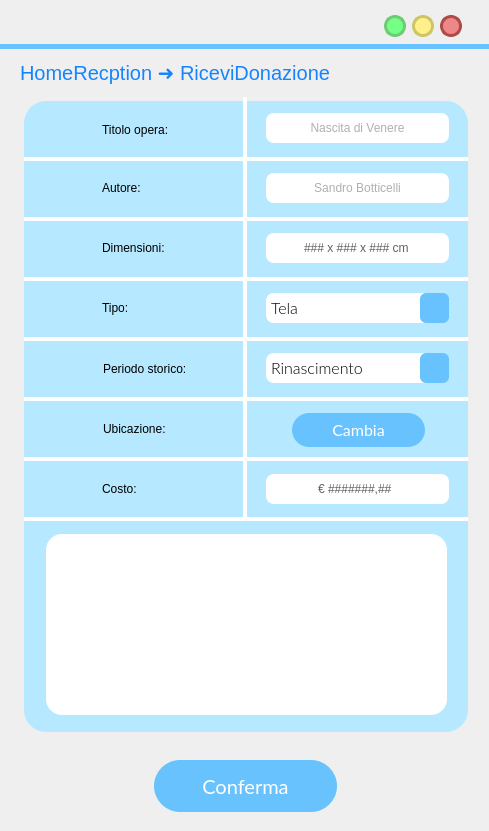
Qt form frontend/ui/RiceviDonazione.ui (MrPio/MuseoOmero) before a commit.
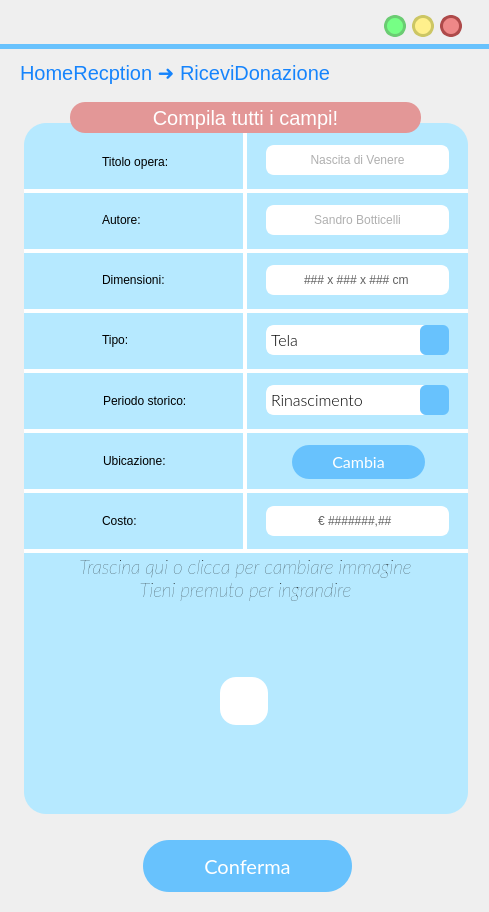
The same form after that commit. Icons and pictures are not drawn.

What changed in the file:
```diff
--- a/frontend/ui/RiceviDonazione.ui
+++ b/frontend/ui/RiceviDonazione.ui
@@ -7,7 +7,7 @@
     <x>0</x>
     <y>0</y>
     <width>489</width>
-    <height>831</height>
+    <height>912</height>
    </rect>
   </property>
   <property name="windowTitle">
@@ -247,7 +247,7 @@
     <property name="geometry">
      <rect>
       <x>24</x>
-      <y>217</y>
+      <y>249</y>
       <width>444</width>
       <height>4</height>
      </rect>
@@ -285,7 +285,7 @@
     <property name="geometry">
      <rect>
       <x>43</x>
-      <y>233</y>
+      <y>265</y>
       <width>34</width>
       <height>34</height>
      </rect>
@@ -326,7 +326,7 @@
     <property name="geometry">
      <rect>
       <x>102</x>
-      <y>237</y>
+      <y>269</y>
       <width>91</width>
       <height>22</height>
      </rect>
@@ -359,9 +359,9 @@
     <property name="geometry">
      <rect>
       <x>243</x>
-      <y>97</y>
+      <y>122</y>
       <width>4</width>
-      <height>420</height>
+      <height>430</height>
      </rect>
     </property>
     <property name="sizePolicy">
@@ -397,7 +397,7 @@
     <property name="geometry">
      <rect>
       <x>102</x>
-      <y>297</y>
+      <y>329</y>
       <width>51</width>
       <height>22</height>
      </rect>
@@ -430,7 +430,7 @@
     <property name="geometry">
      <rect>
       <x>24</x>
-      <y>277</y>
+      <y>309</y>
       <width>444</width>
       <height>4</height>
      </rect>
@@ -468,7 +468,7 @@
     <property name="geometry">
      <rect>
       <x>43</x>
-      <y>173</y>
+      <y>205</y>
       <width>34</width>
       <height>34</height>
      </rect>
@@ -509,9 +509,9 @@
     <property name="geometry">
      <rect>
       <x>24</x>
-      <y>101</y>
+      <y>123</y>
       <width>444</width>
-      <height>631</height>
+      <height>691</height>
      </rect>
     </property>
     <property name="styleSheet">
@@ -532,7 +532,7 @@
     <property name="geometry">
      <rect>
       <x>43</x>
-      <y>293</y>
+      <y>325</y>
       <width>34</width>
       <height>34</height>
      </rect>
@@ -573,7 +573,7 @@
     <property name="geometry">
      <rect>
       <x>102</x>
-      <y>119</y>
+      <y>151</y>
       <width>101</width>
       <height>22</height>
      </rect>
@@ -606,7 +606,7 @@
     <property name="geometry">
      <rect>
       <x>43</x>
-      <y>113</y>
+      <y>145</y>
       <width>34</width>
       <height>34</height>
      </rect>
@@ -647,7 +647,7 @@
     <property name="geometry">
      <rect>
       <x>102</x>
-      <y>177</y>
+      <y>209</y>
       <width>81</width>
       <height>22</height>
      </rect>
@@ -680,7 +680,7 @@
     <property name="geometry">
      <rect>
       <x>24</x>
-      <y>157</y>
+      <y>189</y>
       <width>444</width>
       <height>4</height>
      </rect>
@@ -718,7 +718,7 @@
     <property name="geometry">
      <rect>
       <x>266</x>
-      <y>293</y>
+      <y>325</y>
       <width>183</width>
       <height>30</height>
      </rect>
@@ -813,7 +813,7 @@
     <property name="geometry">
      <rect>
       <x>24</x>
-      <y>337</y>
+      <y>369</y>
       <width>444</width>
       <height>4</height>
      </rect>
@@ -851,7 +851,7 @@
     <property name="geometry">
      <rect>
       <x>24</x>
-      <y>397</y>
+      <y>429</y>
       <width>444</width>
       <height>4</height>
      </rect>
@@ -889,7 +889,7 @@
     <property name="geometry">
      <rect>
       <x>24</x>
-      <y>457</y>
+      <y>489</y>
       <width>444</width>
       <height>4</height>
      </rect>
@@ -927,7 +927,7 @@
     <property name="geometry">
      <rect>
       <x>103</x>
-      <y>358</y>
+      <y>390</y>
       <width>131</width>
       <height>22</height>
      </rect>
@@ -960,7 +960,7 @@
     <property name="geometry">
      <rect>
       <x>103</x>
-      <y>418</y>
+      <y>450</y>
       <width>111</width>
       <height>22</height>
      </rect>
@@ -993,7 +993,7 @@
     <property name="geometry">
      <rect>
       <x>43</x>
-      <y>353</y>
+      <y>385</y>
       <width>34</width>
       <height>34</height>
      </rect>
@@ -1034,7 +1034,7 @@
     <property name="geometry">
      <rect>
       <x>43</x>
-      <y>413</y>
+      <y>445</y>
       <width>34</width>
       <height>34</height>
      </rect>
@@ -1075,7 +1075,7 @@
     <property name="geometry">
      <rect>
       <x>266</x>
-      <y>113</y>
+      <y>145</y>
       <width>183</width>
       <height>30</height>
      </rect>
@@ -1106,7 +1106,7 @@
     <property name="geometry">
      <rect>
       <x>266</x>
-      <y>173</y>
+      <y>205</y>
       <width>183</width>
       <height>30</height>
      </rect>
@@ -1137,7 +1137,7 @@
     <property name="geometry">
      <rect>
       <x>266</x>
-      <y>233</y>
+      <y>265</y>
       <width>183</width>
       <height>30</height>
      </rect>
@@ -1171,7 +1171,7 @@
     <property name="geometry">
      <rect>
       <x>266</x>
-      <y>353</y>
+      <y>385</y>
       <width>183</width>
       <height>30</height>
      </rect>
@@ -1291,7 +1291,7 @@
     <property name="geometry">
      <rect>
       <x>292</x>
-      <y>413</y>
+      <y>445</y>
       <width>133</width>
       <height>34</height>
      </rect>
@@ -1333,87 +1333,18 @@
 	border-width:2;
 	background-color : white;
 	color:rgb(104, 194, 253);
-}
-</string>
+}</string>
     </property>
     <property name="text">
      <string>Cambia</string>
     </property>
    </widget>
-   <widget class="QLabel" name="dropZoneLabel">
-    <property name="geometry">
-     <rect>
-      <x>46</x>
-      <y>534</y>
-      <width>401</width>
-      <height>181</height>
-     </rect>
-    </property>
-    <property name="cursor">
-     <cursorShape>PointingHandCursor</cursorShape>
-    </property>
-    <property name="acceptDrops">
-     <bool>true</bool>
-    </property>
-    <property name="styleSheet">
-     <string notr="true">left: 222px;
-top: 511px;
-width: 398px;
-height: 78px;
-border-radius: 16px;
-background-color: rgba(255, 255, 255);
-text-align: center;</string>
-    </property>
-    <property name="text">
-     <string/>
-    </property>
-    <property name="scaledContents">
-     <bool>true</bool>
-    </property>
-   </widget>
-   <widget class="QLabel" name="fotoLabel">
-    <property name="geometry">
-     <rect>
-      <x>222</x>
-      <y>600</y>
-      <width>48</width>
-      <height>48</height>
-     </rect>
-    </property>
-    <property name="cursor">
-     <cursorShape>PointingHandCursor</cursorShape>
-    </property>
-    <property name="acceptDrops">
-     <bool>true</bool>
-    </property>
-    <property name="styleSheet">
-     <string notr="true">left: 222px;
-top: 511px;
-width: 398px;
-height: 78px;
-border-radius: 16px;
-background-color: rgba(255, 255, 255);
-text-align: center;</string>
-    </property>
-    <property name="text">
-     <string/>
-    </property>
-    <property name="pixmap">
-     <pixmap resource="res/res.qrc">:/icons/add_a_photo_FILL1_wght600_GRAD200_opsz48_risultato.png</pixmap>
-    </property>
-    <property name="scaledContents">
-     <bool>true</bool>
-    </property>
-    <property name="margin">
-     <number>0</number>
-    </property>
-   </widget>
    <widget class="QPushButton" name="confermaButton">
     <property name="geometry">
      <rect>
-      <x>154</x>
-      <y>760</y>
-      <width>183</width>
+      <x>143</x>
+      <y>840</y>
+      <width>209</width>
       <height>52</height>
      </rect>
     </property>
@@ -1442,8 +1373,6 @@
 }
 
 QPushButton::hover{
-
-
 	border-color : rgb(15, 138, 204);
 	color: white;
 border-width:0;
@@ -1465,7 +1394,7 @@
     <property name="geometry">
      <rect>
       <x>266</x>
-      <y>474</y>
+      <y>506</y>
       <width>183</width>
       <height>30</height>
      </rect>
@@ -1502,7 +1431,7 @@
     <property name="geometry">
      <rect>
       <x>102</x>
-      <y>478</y>
+      <y>510</y>
       <width>81</width>
       <height>22</height>
      </rect>
@@ -1535,7 +1464,7 @@
     <property name="geometry">
      <rect>
       <x>43</x>
-      <y>474</y>
+      <y>506</y>
       <width>34</width>
       <height>34</height>
      </rect>
@@ -1576,7 +1505,7 @@
     <property name="geometry">
      <rect>
       <x>24</x>
-      <y>517</y>
+      <y>549</y>
       <width>444</width>
       <height>4</height>
      </rect>
@@ -1610,6 +1539,179 @@
      <number>0</number>
     </property>
    </widget>
+   <widget class="QLabel" name="errorLabel">
+    <property name="enabled">
+     <bool>true</bool>
+    </property>
+    <property name="geometry">
+     <rect>
+      <x>70</x>
+      <y>102</y>
+      <width>351</width>
+      <height>31</height>
+     </rect>
+    </property>
+    <property name="styleSheet">
+     <string notr="true">QLabel{
+font-size: 20px;
+text-align: left;
+ background-color:#e39797;
+color: #FFFFFF;
+font: 14pt &quot;Lato&quot;;
+border-radius: 15;
+}</string>
+    </property>
+    <property name="text">
+     <string>Compila tutti i campi!</string>
+    </property>
+    <property name="alignment">
+     <set>Qt::AlignCenter</set>
+    </property>
+   </widget>
+   <widget class="QWidget" name="horizontalLayoutWidget">
+    <property name="geometry">
+     <rect>
+      <x>40</x>
+      <y>608</y>
+      <width>411</width>
+      <height>194</height>
+     </rect>
+    </property>
+    <layout class="QHBoxLayout" name="horizontalLayout">
+     <item>
+      <widget class="QLabel" name="dropZoneLabel">
+       <property name="sizePolicy">
+        <sizepolicy hsizetype="Preferred" vsizetype="Preferred">
+         <horstretch>0</horstretch>
+         <verstretch>0</verstretch>
+        </sizepolicy>
+       </property>
+       <property name="maximumSize">
+        <size>
+         <width>9999</width>
+         <height>192</height>
+        </size>
+       </property>
+       <property name="cursor">
+        <cursorShape>PointingHandCursor</cursorShape>
+       </property>
+       <property name="acceptDrops">
+        <bool>true</bool>
+       </property>
+       <property name="styleSheet">
+        <string notr="true">border-radius: 16px;
+background-color: rgba(255, 255, 255,0);
+text-align: center;</string>
+       </property>
+       <property name="text">
+        <string/>
+       </property>
+       <property name="scaledContents">
+        <bool>true</bool>
+       </property>
+      </widget>
+     </item>
+    </layout>
+   </widget>
+   <widget class="QFrame" name="frame">
+    <property name="geometry">
+     <rect>
+      <x>40</x>
+      <y>607</y>
+      <width>411</width>
+      <height>191</height>
+     </rect>
+    </property>
+    <property name="cursor">
+     <cursorShape>PointingHandCursor</cursorShape>
+    </property>
+    <property name="acceptDrops">
+     <bool>true</bool>
+    </property>
+    <property name="styleSheet">
+     <string notr="true">background-color: rgba(255, 255, 255,0);
+color: rgba(255, 255, 255,0);
+border-color:rgba(255, 255, 255,0);
+border-radius: 16px;</string>
+    </property>
+    <property name="frameShape">
+     <enum>QFrame::StyledPanel</enum>
+    </property>
+    <property name="frameShadow">
+     <enum>QFrame::Raised</enum>
+    </property>
+    <widget class="QLabel" name="fotoLabel">
+     <property name="geometry">
+      <rect>
+       <x>180</x>
+       <y>70</y>
+       <width>48</width>
+       <height>48</height>
+      </rect>
+     </property>
+     <property name="cursor">
+      <cursorShape>PointingHandCursor</cursorShape>
+     </property>
+     <property name="acceptDrops">
+      <bool>true</bool>
+     </property>
+     <property name="styleSheet">
+      <string notr="true">left: 222px;
+top: 511px;
+width: 398px;
+height: 78px;
+border-radius: 16px;
+background-color: rgba(255, 255, 255);
+text-align: center;</string>
+     </property>
+     <property name="text">
+      <string/>
+     </property>
+     <property name="pixmap">
+      <pixmap resource="res/res.qrc">:/icons/add_a_photo_FILL1_wght600_GRAD200_opsz48_risultato.png</pixmap>
+     </property>
+     <property name="scaledContents">
+      <bool>true</bool>
+     </property>
+     <property name="margin">
+      <number>0</number>
+     </property>
+    </widget>
+   </widget>
+   <widget class="QLabel" name="titoloLabel_4">
+    <property name="geometry">
+     <rect>
+      <x>30</x>
+      <y>553</y>
+      <width>431</width>
+      <height>51</height>
+     </rect>
+    </property>
+    <property name="font">
+     <font>
+      <family>Lato</family>
+      <pointsize>14</pointsize>
+      <weight>3</weight>
+      <italic>true</italic>
+      <bold>false</bold>
+     </font>
+    </property>
+    <property name="styleSheet">
+     <string notr="true">
+text-align: left;
+background-color: rgba(255, 255, 255,0);
+font: 25 italic 14pt &quot;Lato&quot;;</string>
+    </property>
+    <property name="text">
+     <string>Trascina qui o clicca per cambiare immagine                                                          Tieni premuto per ingrandire</string>
+    </property>
+    <property name="alignment">
+     <set>Qt::AlignCenter</set>
+    </property>
+    <property name="wordWrap">
+     <bool>true</bool>
+    </property>
+   </widget>
    <zorder>label_2</zorder>
    <zorder>label</zorder>
    <zorder>reduceButton</zorder>
@@ -1642,13 +1744,15 @@
    <zorder>dimensioniLineEdit</zorder>
    <zorder>periodoStoricoComboBox</zorder>
    <zorder>ubicazioneButton</zorder>
-   <zorder>dropZoneLabel</zorder>
-   <zorder>fotoLabel</zorder>
    <zorder>confermaButton</zorder>
    <zorder>costoLineEdit</zorder>
    <zorder>label_16</zorder>
    <zorder>label_18</zorder>
    <zorder>label_25</zorder>
+   <zorder>errorLabel</zorder>
+   <zorder>horizontalLayoutWidget</zorder>
+   <zorder>frame</zorder>
+   <zorder>titoloLabel_4</zorder>
   </widget>
  </widget>
  <resources>
```
Left out of the diff: 14 changed lines with no effect on the pictures.
